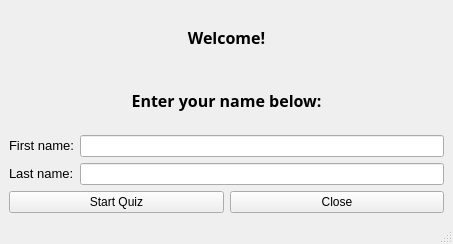
Old version of the form QuestionnaireGUI/mainwindow.ui in the repository rareseanu/proiect-pa.
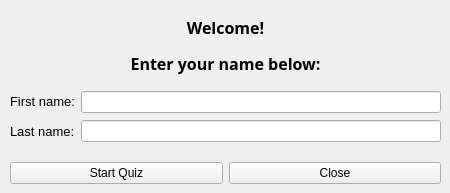
New version of the form.

```diff
--- a/QuestionnaireGUI/mainwindow.ui
+++ b/QuestionnaireGUI/mainwindow.ui
@@ -6,26 +6,57 @@
    <rect>
     <x>0</x>
     <y>0</y>
-    <width>453</width>
-    <height>244</height>
+    <width>450</width>
+    <height>193</height>
    </rect>
   </property>
+  <property name="minimumSize">
+   <size>
+    <width>450</width>
+    <height>193</height>
+   </size>
+  </property>
+  <property name="maximumSize">
+   <size>
+    <width>450</width>
+    <height>193</height>
+   </size>
+  </property>
   <property name="windowTitle">
    <string>MainWindow</string>
   </property>
   <widget class="QWidget" name="centralwidget">
-   <layout class="QVBoxLayout" name="verticalLayout_5">
-    <item>
-     <layout class="QVBoxLayout" name="verticalLayout_4">
-      <item>
+   <property name="minimumSize">
+    <size>
+     <width>450</width>
+     <height>193</height>
+    </size>
+   </property>
+   <property name="maximumSize">
+    <size>
+     <width>450</width>
+     <height>193</height>
+    </size>
+   </property>
+   <widget class="QWidget" name="">
+    <property name="geometry">
+     <rect>
+      <x>10</x>
+      <y>10</y>
+      <width>431</width>
+      <height>71</height>
+     </rect>
+    </property>
        <layout class="QVBoxLayout" name="verticalLayout_3">
+     <property name="spacing">
+      <number>2</number>
+     </property>
         <item>
          <widget class="QLabel" name="label_3">
           <property name="font">
            <font>
             <family>Segoe UI Semibold</family>
             <pointsize>16</pointsize>
-            <weight>75</weight>
             <bold>true</bold>
            </font>
           </property>
@@ -40,7 +71,6 @@
            <font>
             <family>Segoe UI Semibold</family>
             <pointsize>12</pointsize>
-            <weight>75</weight>
             <bold>true</bold>
            </font>
           </property>
@@ -50,8 +80,16 @@
          </widget>
         </item>
        </layout>
-      </item>
-      <item>
+   </widget>
+   <widget class="QWidget" name="">
+    <property name="geometry">
+     <rect>
+      <x>10</x>
+      <y>90</y>
+      <width>431</width>
+      <height>54</height>
+     </rect>
+    </property>
        <layout class="QHBoxLayout" name="horizontalLayout_2">
         <item>
          <layout class="QVBoxLayout" name="verticalLayout_2">
@@ -82,8 +120,16 @@
          </layout>
         </item>
        </layout>
-      </item>
-      <item>
+   </widget>
+   <widget class="QWidget" name="">
+    <property name="geometry">
+     <rect>
+      <x>10</x>
+      <y>160</y>
+      <width>431</width>
+      <height>26</height>
+     </rect>
+    </property>
        <layout class="QHBoxLayout" name="horizontalLayout">
         <item>
          <widget class="QPushButton" name="pushButton">
@@ -100,22 +146,8 @@
          </widget>
         </item>
        </layout>
-      </item>
-     </layout>
-    </item>
-   </layout>
-  </widget>
-  <widget class="QMenuBar" name="menubar">
-   <property name="geometry">
-    <rect>
-     <x>0</x>
-     <y>0</y>
-     <width>453</width>
-     <height>21</height>
-    </rect>
-   </property>
+   </widget>
   </widget>
-  <widget class="QStatusBar" name="statusbar"/>
  </widget>
  <resources/>
  <connections>
```
Left out of the diff: 26 changed lines with no effect on the pictures. Lines whose indentation alone changed are shown as unchanged.
